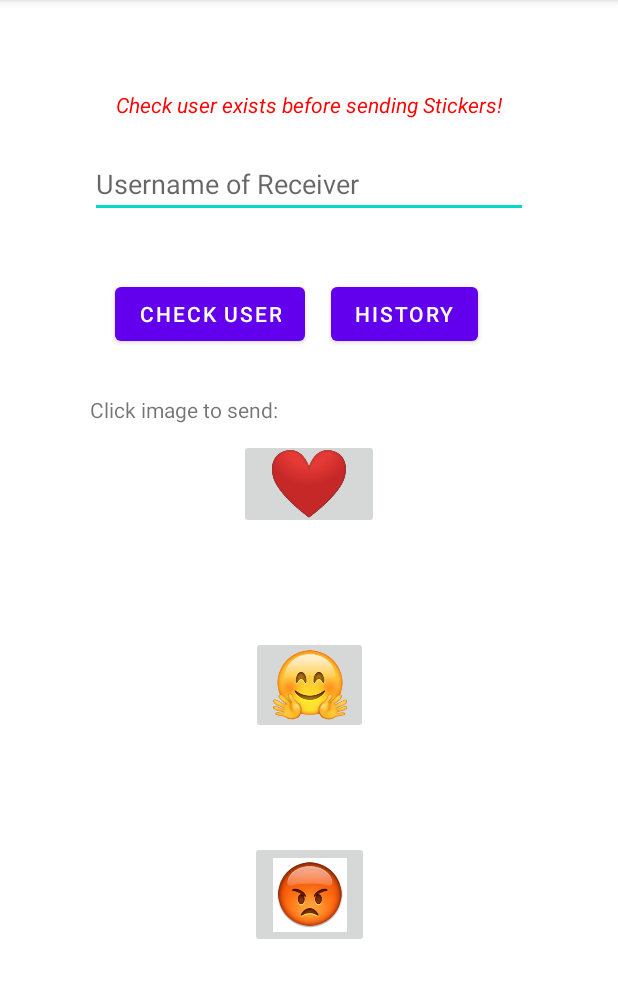
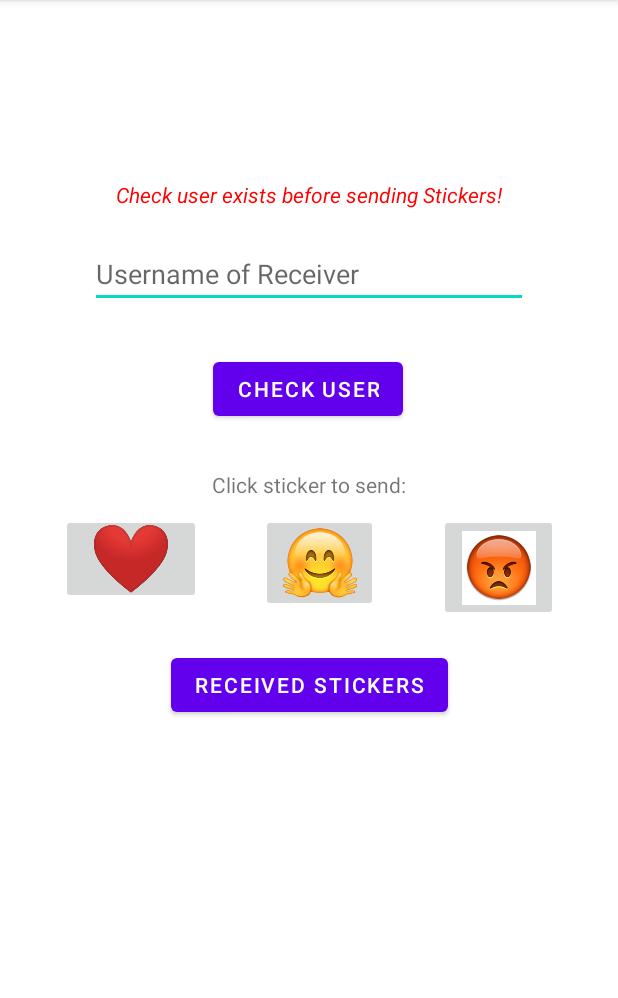
Before and after one commit to pelusodan/WalletGuruFirebaseMessenger, an Android app: the MainActivity screen opened directly, with no data from a screen before it, on a phone screen of 412 x 824 dp, the part 84-1082 px from its top. Run offline under Robolectric (Android 15) with nearby library versions, the phone set to English and light mode, and no system bars; our stand-ins replace Firebase (no records; nobody signed in at launch, a user with empty details on screens opened directly).

Commit message:
More UI changes 2

```diff
--- a/app/src/main/res/layout/activity_login.xml
+++ b/app/src/main/res/layout/activity_login.xml
@@ -12,10 +12,14 @@
         android:layout_height="wrap_content"
         android:text="WalletGuru Messenger"
         android:textAlignment="center"
-        android:textSize="60dp"
+        android:textSize="50dp"
+        android:layout_marginTop="90dp"
+        android:layout_marginStart="20dp"
+        android:layout_marginEnd="20dp"
         app:layout_constraintEnd_toEndOf="parent"
         app:layout_constraintStart_toStartOf="parent"
-        app:layout_constraintTop_toTopOf="parent" />
+        app:layout_constraintTop_toTopOf="parent"
+        android:textColor="@color/purple_500"/>
 
     <EditText
         android:id="@+id/login_edittext"
@@ -23,7 +27,7 @@
         android:layout_height="wrap_content"
         android:layout_marginTop="40dp"
         android:hint="username"
-        android:textSize="50dp"
+        android:textSize="30dp"
         app:layout_constraintEnd_toEndOf="parent"
         app:layout_constraintStart_toStartOf="parent"
         app:layout_constraintTop_toBottomOf="@id/login_textview" />
--- a/app/src/main/res/layout/activity_main.xml
+++ b/app/src/main/res/layout/activity_main.xml
@@ -14,7 +14,7 @@
         app:layout_constraintEnd_toEndOf="parent"
         app:layout_constraintStart_toStartOf="parent"
         app:layout_constraintTop_toTopOf="parent"
-        android:layout_marginTop="60dp"
+        android:layout_marginTop="120dp"
         android:textColor="@color/red"
         android:textStyle="italic"/>
 
@@ -34,31 +34,20 @@
         android:id="@+id/submit_check_button"
         android:layout_width="wrap_content"
         android:layout_height="wrap_content"
-        android:layout_marginTop="40dp"
-        android:layout_marginStart="60dp"
+        android:layout_marginTop="30dp"
         android:text="Check User"
-        app:layout_constraintEnd_toStartOf="@id/sticker_history"
+        app:layout_constraintEnd_toEndOf="parent"
         app:layout_constraintHorizontal_bias="0.498"
         app:layout_constraintStart_toStartOf="parent"
         app:layout_constraintTop_toBottomOf="@id/username_input" />
-
-    <Button
-        android:id="@+id/sticker_history"
-        android:layout_width="wrap_content"
-        android:layout_height="wrap_content"
-        android:text="History"
-        app:layout_constraintEnd_toEndOf="parent"
-        app:layout_constraintStart_toStartOf="@id/submit_check_button"
-        app:layout_constraintTop_toTopOf="@id/submit_check_button"
-        app:layout_constraintBottom_toBottomOf="@id/submit_check_button"
-        android:layout_marginStart="50dp"/>
 
     <TextView
         android:id="@+id/click_info"
         android:layout_width="wrap_content"
         android:layout_height="wrap_content"
-        android:text="Click image to send:"
-        app:layout_constraintStart_toStartOf="@id/username_input"
+        android:text="Click sticker to send:"
+        app:layout_constraintStart_toStartOf="parent"
+        app:layout_constraintEnd_toEndOf="parent"
         app:layout_constraintTop_toBottomOf="@id/submit_check_button"
         android:layout_marginTop="30dp" />
 
@@ -68,7 +57,7 @@
         android:layout_height="60dp"
         android:layout_marginTop="10dp"
         android:text="\u2764\ufe0f"
-        app:layout_constraintEnd_toEndOf="parent"
+        app:layout_constraintEnd_toStartOf="@id/hugButton"
         app:layout_constraintStart_toStartOf="parent"
         app:layout_constraintTop_toBottomOf="@+id/click_info"
         app:srcCompat="@mipmap/heart_icon_foreground" />
@@ -78,11 +67,9 @@
         android:layout_width="78dp"
         android:layout_height="65dp"
         android:text="\ud83e\udd17"
-        app:layout_constraintBottom_toTopOf="@+id/angryButton"
-        app:layout_constraintEnd_toEndOf="parent"
-        app:layout_constraintHorizontal_bias="0.5"
-        app:layout_constraintStart_toStartOf="parent"
-        app:layout_constraintTop_toBottomOf="@+id/heartButton"
+        app:layout_constraintEnd_toStartOf="@id/angryButton"
+        app:layout_constraintStart_toEndOf="@id/heartButton"
+        app:layout_constraintTop_toTopOf="@id/heartButton"
         app:srcCompat="@mipmap/hugs_icon_foreground" />
 
     <ImageButton
@@ -91,10 +78,20 @@
         android:layout_height="71dp"
         android:layout_marginBottom="136dp"
         android:text="\ud83d\ude21"
-        app:layout_constraintBottom_toBottomOf="parent"
+        app:layout_constraintEnd_toEndOf="parent"
+        app:layout_constraintStart_toEndOf="@id/hugButton"
+        app:layout_constraintTop_toTopOf="@id/heartButton"
+        app:srcCompat="@mipmap/angry_icon_foreground" />
+
+    <Button
+        android:id="@+id/sticker_history"
+        android:layout_width="wrap_content"
+        android:layout_height="wrap_content"
+        android:text="Received Stickers"
         app:layout_constraintEnd_toEndOf="parent"
         app:layout_constraintStart_toStartOf="parent"
-        app:srcCompat="@mipmap/angry_icon_foreground" />
+        app:layout_constraintTop_toBottomOf="@id/heartButton"
+        android:layout_marginTop="30dp"/>
 
 
 </androidx.constraintlayout.widget.ConstraintLayout>
```
